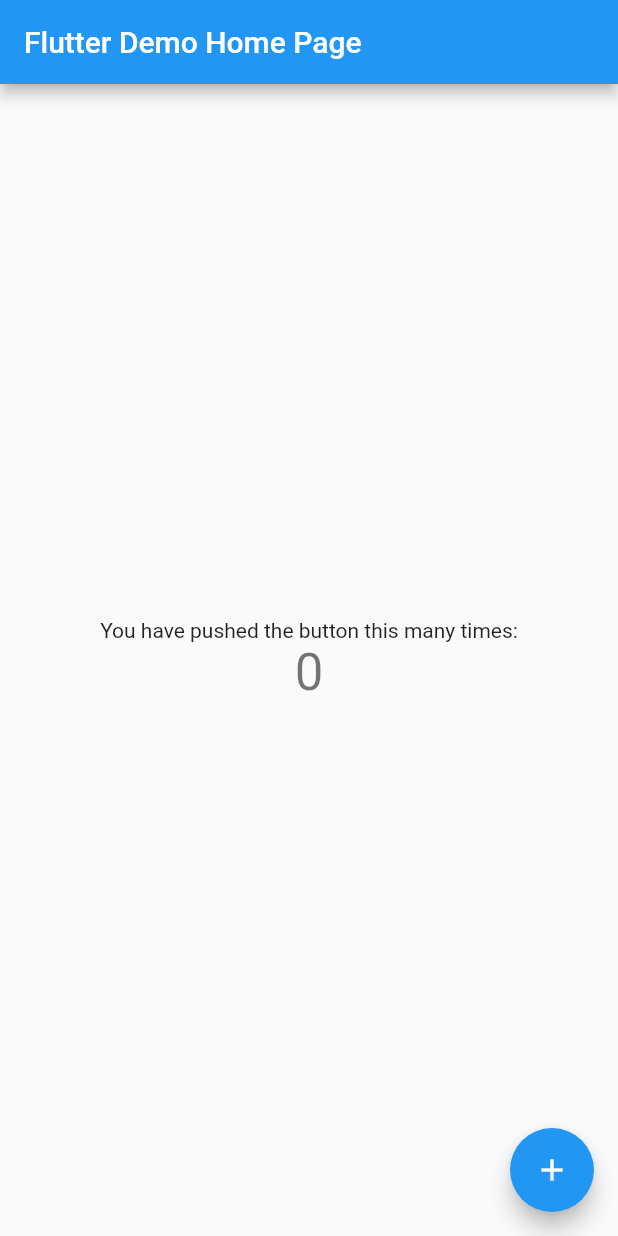
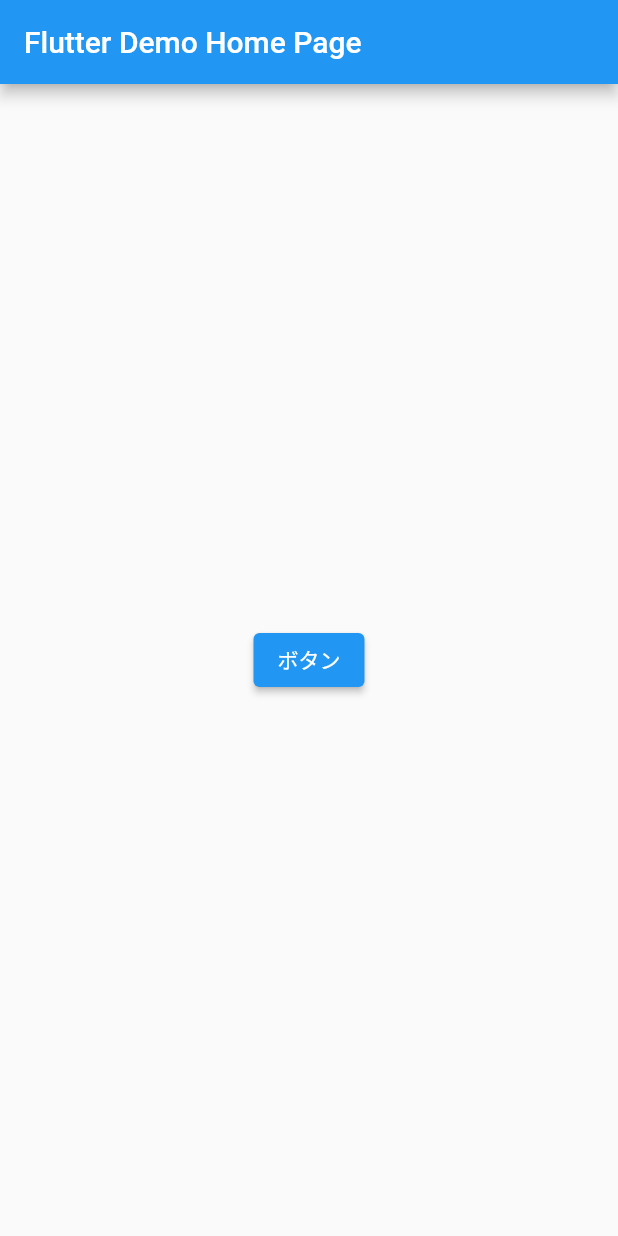
Before and after one commit to te17niidome/spajam2022nitkc, a Flutter app: the screen it shows after launch, on a phone screen of 412 x 824 dp. Run offline on Flutter 3.47's test engine with Material 2 defaults, Android fonts, the phone set to English and light mode, and no system bars; our stand-ins replace camera, image_gallery_saver.

Commit message:
main.dartにcamera.dartへの遷移ボタン追加

```diff
--- a/lib/camera.dart
+++ b/lib/camera.dart
@@ -6,7 +6,7 @@ import 'package:flutter/material.dart';
 
 import 'package:image_gallery_saver/image_gallery_saver.dart';
 
-Future<void> main() async {
+Future<void> amain() async {
   // main 関数内で非同期処理を呼び出すための設定
   WidgetsFlutterBinding.ensureInitialized();
   // デバイスで使用可能なカメラのリストを取得
--- a/lib/main.dart
+++ b/lib/main.dart
@@ -1,4 +1,6 @@
 import 'package:flutter/material.dart';
+
+import 'camera.dart';
 
 void main() {
   runApp(const MyApp());
@@ -29,14 +31,6 @@ class MyHomePage extends StatefulWidget {
 }
 
 class _MyHomePageState extends State<MyHomePage> {
-  int _counter = 0;
-
-  void _incrementCounter() {
-    setState(() {
-      _counter++;
-    });
-  }
-
   @override
   Widget build(BuildContext context) {
     return Scaffold(
@@ -47,21 +41,16 @@ class _MyHomePageState extends State<MyHomePage> {
         child: Column(
           mainAxisAlignment: MainAxisAlignment.center,
           children: <Widget>[
-            const Text(
-              'You have pushed the button this many times:',
-            ),
-            Text(
-              '$_counter',
-              style: Theme.of(context).textTheme.headline4,
+            ElevatedButton(
+              onPressed: () {
+                // ボタン押したときに呼ばれるコード
+                amain();
+              },
+              child: Text('ボタン'),
             ),
           ],
         ),
       ),
-      floatingActionButton: FloatingActionButton(
-        onPressed: _incrementCounter,
-        tooltip: 'Increment',
-        child: const Icon(Icons.add),
-      ),
     );
   }
 }
```
